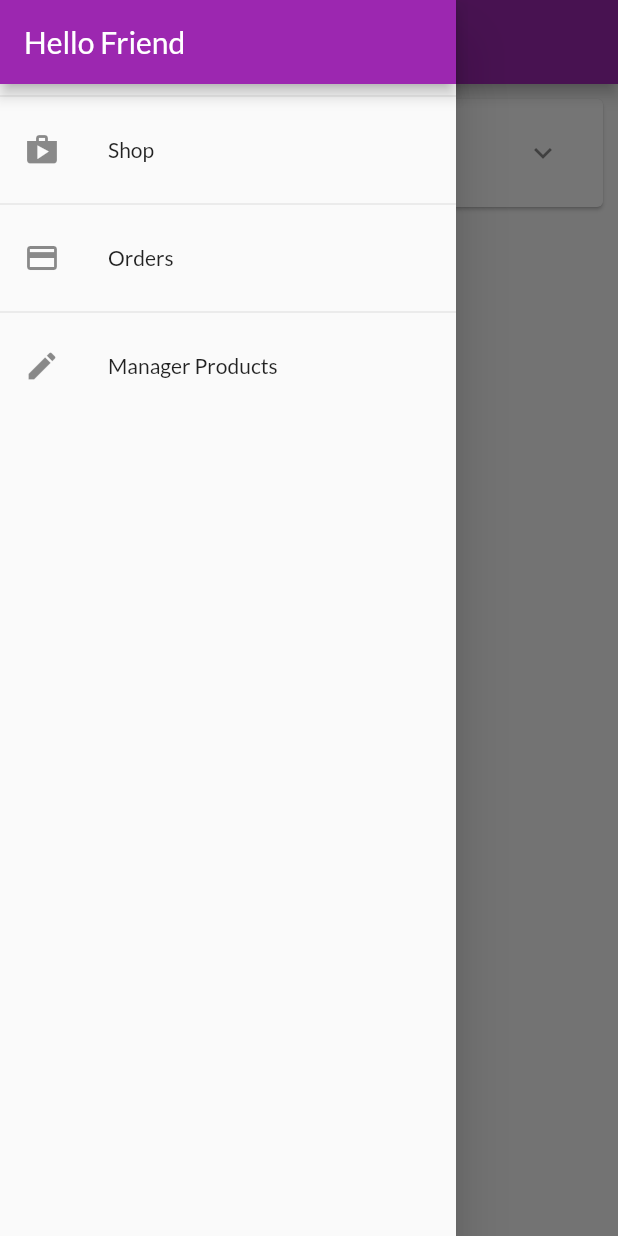
After one commit to TranThiKimLinhB1910402/PTUDDD_myShop, a Flutter app: the OrderScreen screen opened by its route, with the side drawer open, on a phone screen of 412 x 824 dp. The commit adds this screen. Run offline on Flutter 3.47's test engine with Material 2 defaults, Android fonts, the phone set to English and light mode, and no system bars; network calls fail.

Commit message:
Xay dung drawer va dinh tuyen theo ten

```diff
--- a/lib/ui/orders/orders_screen.dart
+++ b/lib/ui/orders/orders_screen.dart
@@ -2,8 +2,10 @@ import 'package:flutter/material.dart';
 
 import 'order_manager.dart';
 import 'order_item_card.dart';
+import '../shared/app_drawer.dart';
 
 class OrderScreen extends StatelessWidget {
+  static const routeName = '/orders';
   const OrderScreen({super.key});
 
   @override
@@ -14,6 +16,7 @@ class OrderScreen extends StatelessWidget {
       appBar: AppBar(
         title: const Text('Your Orders'),
       ),
+      drawer: const AppDrawer(),
       body: ListView.builder(
         itemCount: ordersManager.orderCount,
         itemBuilder: (ctx, i) => OrderItemCard(ordersManager.orders[i]),
--- a/lib/ui/products/product_detail_screen.dart
+++ b/lib/ui/products/product_detail_screen.dart
@@ -3,6 +3,7 @@ import 'package:flutter/material.dart';
 import '../../models/products.dart';
 
 class ProductDetailScreen extends StatelessWidget {
+  static const routeName = '/product-detail';
   const ProductDetailScreen(this.product, {super.key});
   final Product product;
 
--- a/lib/ui/products/product_overview_screen.dart
+++ b/lib/ui/products/product_overview_screen.dart
@@ -1,7 +1,9 @@
 // ignore_for_file: unused_import
 
 import 'package:flutter/material.dart';
+import 'package:myshop/ui/cart/cart_screen.dart';
 import 'products_grid.dart';
+import '../shared/app_drawer.dart';
 
 enum FilterOptions { favorites, all }
 
@@ -25,6 +27,7 @@ class _ProductsOverviewScreenState extends State<ProductsOverviewScreen> {
           buildShoppingCartIcon(),
         ],
       ),
+      drawer: const AppDrawer(),
       body: ProductsGrid(_showOnlyFavorites),
     );
   }
@@ -35,7 +38,7 @@ class _ProductsOverviewScreenState extends State<ProductsOverviewScreen> {
         Icons.shopping_cart,
       ),
       onPressed: () {
-        debugPrint('Go to cart screen');
+        Navigator.of(context).pushNamed(CartScreen.routeName);
       },
     );
   }
--- a/lib/ui/products/products_manager.dart
+++ b/lib/ui/products/products_manager.dart
@@ -49,4 +49,8 @@ class ProductsManager {
   List<Product> get favoriteItems {
     return _items.where((prodItem) => prodItem.isFavorite).toList();
   }
+
+  Product findById(String id) {
+    return _items.firstWhere((prod) => prod.id == id);
+  }
 }
--- a/lib/ui/products/user_products_screen.dart
+++ b/lib/ui/products/user_products_screen.dart
@@ -1,8 +1,10 @@
 import 'package:flutter/material.dart';
 import 'user_product_list_tile.dart';
 import 'products_manager.dart';
+import '../shared/app_drawer.dart';
 
 class UserProductScreen extends StatelessWidget {
+  static const routeName = '/user-products';
   const UserProductScreen({super.key});
 
   @override
@@ -15,6 +17,7 @@ class UserProductScreen extends StatelessWidget {
           buildAddButton(),
         ],
       ),
+      drawer: const AppDrawer(),
       body: RefreshIndicator(
         onRefresh: () async => debugPrint('refresh products'),
         child: buildUserProductListView(productManager),
--- /dev/null
+++ b/lib/ui/screen.dart
@@ -0,0 +1,10 @@
+export 'products/product_overview_screen.dart';
+export 'products/product_detail_screen.dart';
+export 'products/user_products_screen.dart';
+export 'products/products_manager.dart';
+
+export 'orders/orders_screen.dart';
+export 'orders/order_manager.dart';
+
+export 'cart/cart_screen.dart';
+export 'cart/cart_manager.dart';
--- /dev/null
+++ b/lib/ui/shared/app_drawer.dart
@@ -0,0 +1,47 @@
+import 'package:flutter/material.dart';
+
+import '../orders/orders_screen.dart';
+import '../products/user_products_screen.dart';
+
+class AppDrawer extends StatelessWidget {
+  const AppDrawer({super.key});
+
+  @override
+  Widget build(BuildContext context) {
+    return Drawer(
+      child: Column(
+        children: <Widget>[
+          AppBar(
+            title: const Text('Hello Friend'),
+            automaticallyImplyLeading: false,
+          ),
+          const Divider(),
+          ListTile(
+            leading: const Icon(Icons.shop),
+            title: const Text('Shop'),
+            onTap: () {
+              Navigator.of(context).pushReplacementNamed('/');
+            },
+          ),
+          const Divider(),
+          ListTile(
+            leading: const Icon(Icons.payment),
+            title: const Text('Orders'),
+            onTap: () {
+              Navigator.of(context).pushReplacementNamed(OrderScreen.routeName);
+            },
+          ),
+          const Divider(),
+          ListTile(
+            leading: const Icon(Icons.edit),
+            title: const Text('Manager Products'),
+            onTap: () {
+              Navigator.of(context)
+                  .pushReplacementNamed(UserProductScreen.routeName);
+            },
+          ),
+        ],
+      ),
+    );
+  }
+}
```
Also changed, not shown: lib/main.dart (+20 -9 lines), lib/ui/products/product_grid_tile.dart (+3 -4 lines), lib/ui/cart/cart_screen.dart (renamed from lib/ui/cart/card_screen.dart).
